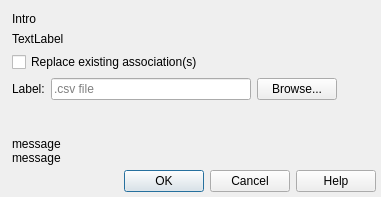
The window that FWAdminLib/ImportClassroomMappingsDialogs.ui (fw-dev/translations) describes before a commit, drawn with Qt 5.
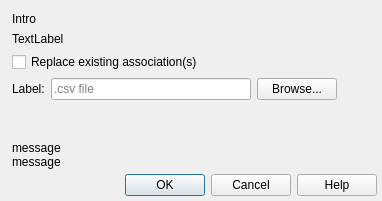
The same window after the commit.

Patch:
```diff
--- a/FWAdminLib/ImportClassroomMappingsDialogs.ui
+++ b/FWAdminLib/ImportClassroomMappingsDialogs.ui
@@ -6,8 +6,8 @@
    <rect>
     <x>0</x>
     <y>0</y>
-    <width>381</width>
-    <height>197</height>
+    <width>382</width>
+    <height>201</height>
    </rect>
   </property>
   <property name="windowTitle">
```
Left out of the diff: 2 changed lines with no effect on the pictures.
